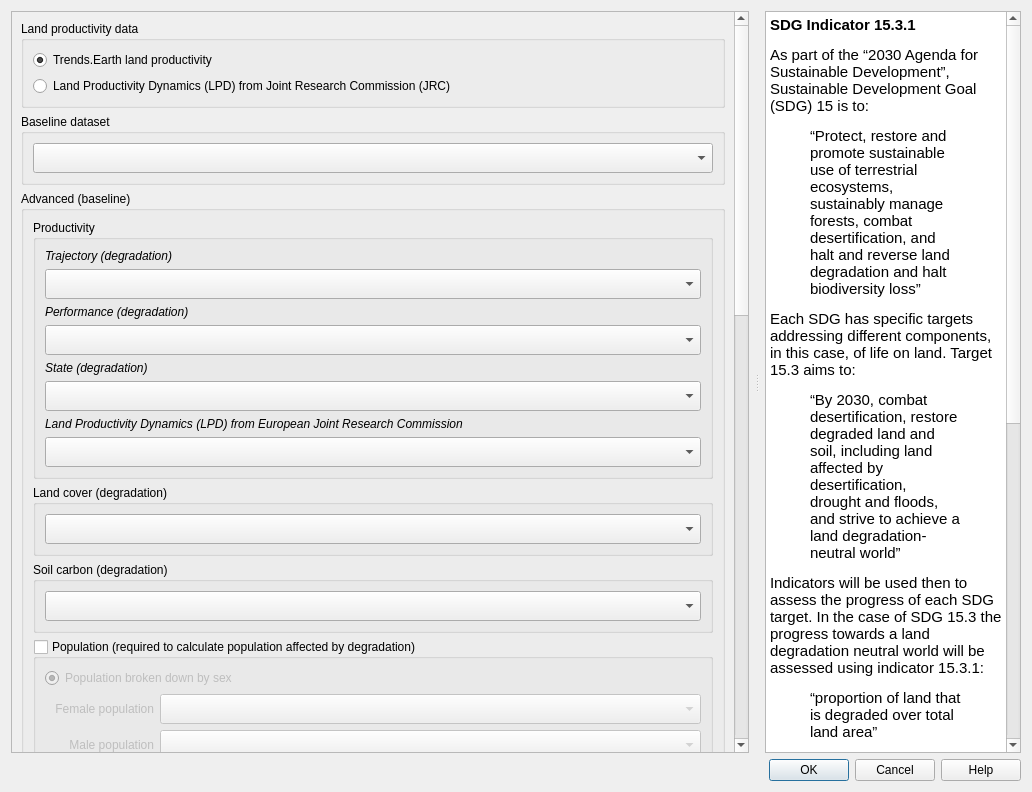
Before: the Qt Designer form LDMP/gui/DlgCalculateLDNSummaryTableAdmin.ui in ConservationInternational/trends.earth, drawn with Qt 5.
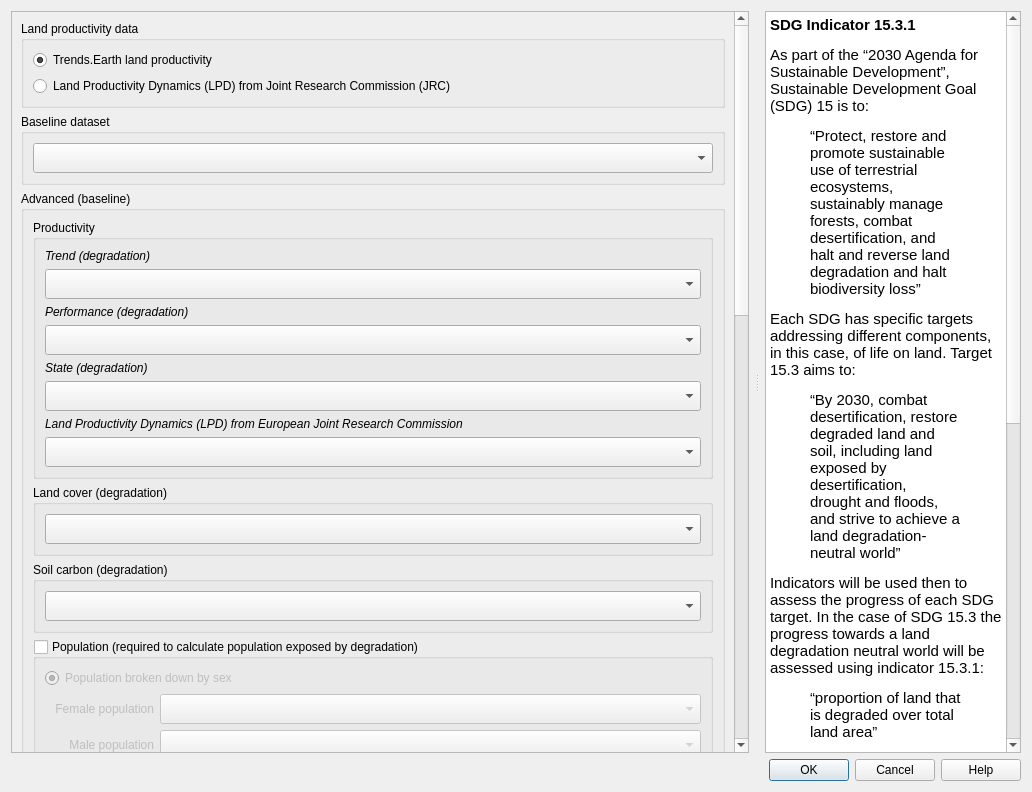
After: the same form once the commit is applied. Custom widgets are drawn as their Qt base class.

```diff
--- a/LDMP/gui/DlgCalculateLDNSummaryTableAdmin.ui
+++ b/LDMP/gui/DlgCalculateLDNSummaryTableAdmin.ui
@@ -345,7 +345,7 @@
                     </font>
                    </property>
                    <property name="text">
-                    <string>Trajectory (degradation)</string>
+                    <string>Trend (degradation)</string>
                    </property>
                   </widget>
                  </item>
@@ -480,7 +480,7 @@
                  <string notr="true"/>
                 </property>
                 <property name="title">
-                 <string>Population (required to calculate population affected by degradation)</string>
+                 <string>Population (required to calculate population exposed by degradation)</string>
                 </property>
                 <property name="checkable">
                  <bool>true</bool>
@@ -1280,7 +1280,7 @@
 &lt;p style=&quot; margin-top:12px; margin-bottom:12px; margin-left:0px; margin-right:0px; -qt-block-indent:0; text-indent:0px;&quot;&gt;&lt;span style=&quot; font-family:'Ubuntu'; font-size:11pt;&quot;&gt;As part of the “2030 Agenda for Sustainable Development”, Sustainable Development Goal (SDG) 15 is to:&lt;/span&gt;&lt;/p&gt;
 &lt;p style=&quot; margin-top:12px; margin-bottom:12px; margin-left:40px; margin-right:40px; -qt-block-indent:0; text-indent:0px;&quot;&gt;&lt;span style=&quot; font-family:'Ubuntu'; font-size:11pt;&quot;&gt;“Protect, restore and promote sustainable use of terrestrial ecosystems, sustainably manage forests, combat desertification, and halt and reverse land degradation and halt biodiversity loss”&lt;/span&gt;&lt;/p&gt;
 &lt;p style=&quot; margin-top:12px; margin-bottom:12px; margin-left:0px; margin-right:0px; -qt-block-indent:0; text-indent:0px;&quot;&gt;&lt;span style=&quot; font-family:'Ubuntu'; font-size:11pt;&quot;&gt;Each SDG has specific targets addressing different components, in this case, of life on land. Target 15.3 aims to:&lt;/span&gt;&lt;/p&gt;
-&lt;p style=&quot; margin-top:12px; margin-bottom:12px; margin-left:40px; margin-right:40px; -qt-block-indent:0; text-indent:0px;&quot;&gt;&lt;span style=&quot; font-family:'Ubuntu'; font-size:11pt;&quot;&gt;“By 2030, combat desertification, restore degraded land and soil, including land affected by desertification, drought and floods, and strive to achieve a land degradation-neutral world”&lt;/span&gt;&lt;/p&gt;
+&lt;p style=&quot; margin-top:12px; margin-bottom:12px; margin-left:40px; margin-right:40px; -qt-block-indent:0; text-indent:0px;&quot;&gt;&lt;span style=&quot; font-family:'Ubuntu'; font-size:11pt;&quot;&gt;“By 2030, combat desertification, restore degraded land and soil, including land exposed by desertification, drought and floods, and strive to achieve a land degradation-neutral world”&lt;/span&gt;&lt;/p&gt;
 &lt;p style=&quot; margin-top:12px; margin-bottom:12px; margin-left:0px; margin-right:0px; -qt-block-indent:0; text-indent:0px;&quot;&gt;&lt;span style=&quot; font-family:'Ubuntu'; font-size:11pt;&quot;&gt;Indicators will be used then to assess the progress of each SDG target. In the case of SDG 15.3 the progress towards a land degradation neutral world will be assessed using indicator 15.3.1:&lt;/span&gt;&lt;/p&gt;
 &lt;p style=&quot; margin-top:12px; margin-bottom:12px; margin-left:40px; margin-right:40px; -qt-block-indent:0; text-indent:0px;&quot;&gt;&lt;span style=&quot; font-family:'Ubuntu'; font-size:11pt;&quot;&gt;“proportion of land that is degraded over total land area”&lt;/span&gt;&lt;/p&gt;
 &lt;p style=&quot; margin-top:12px; margin-bottom:12px; margin-left:0px; margin-right:0px; -qt-block-indent:0; text-indent:0px;&quot;&gt;&lt;span style=&quot; font-family:'Ubuntu'; font-size:11pt;&quot;&gt;As the custodian agency for SDG 15.3, the United Nations Convention to Combat Desertification (UNCCD) has developed a &lt;/span&gt;&lt;a href=&quot;http://www2.unccd.int/sites/default/files/relevant-links/2017-10/Good%20Practice%20Guidance_SDG%20Indicator%2015.3.1_Version%201.0.pdf&quot;&gt;&lt;span style=&quot; font-family:'Ubuntu'; font-size:11pt; text-decoration: underline; color:#0000ff;&quot;&gt;Good Practice Guidance (GPG)&lt;/span&gt;&lt;/a&gt;&lt;span style=&quot; font-family:'Ubuntu'; font-size:11pt;&quot;&gt;. providing recommendations on how to calculate SDG Indicator 15.3.1.&lt;/span&gt;&lt;/p&gt;
```
Left out of the diff: 6 changed lines with no effect on the pictures.
